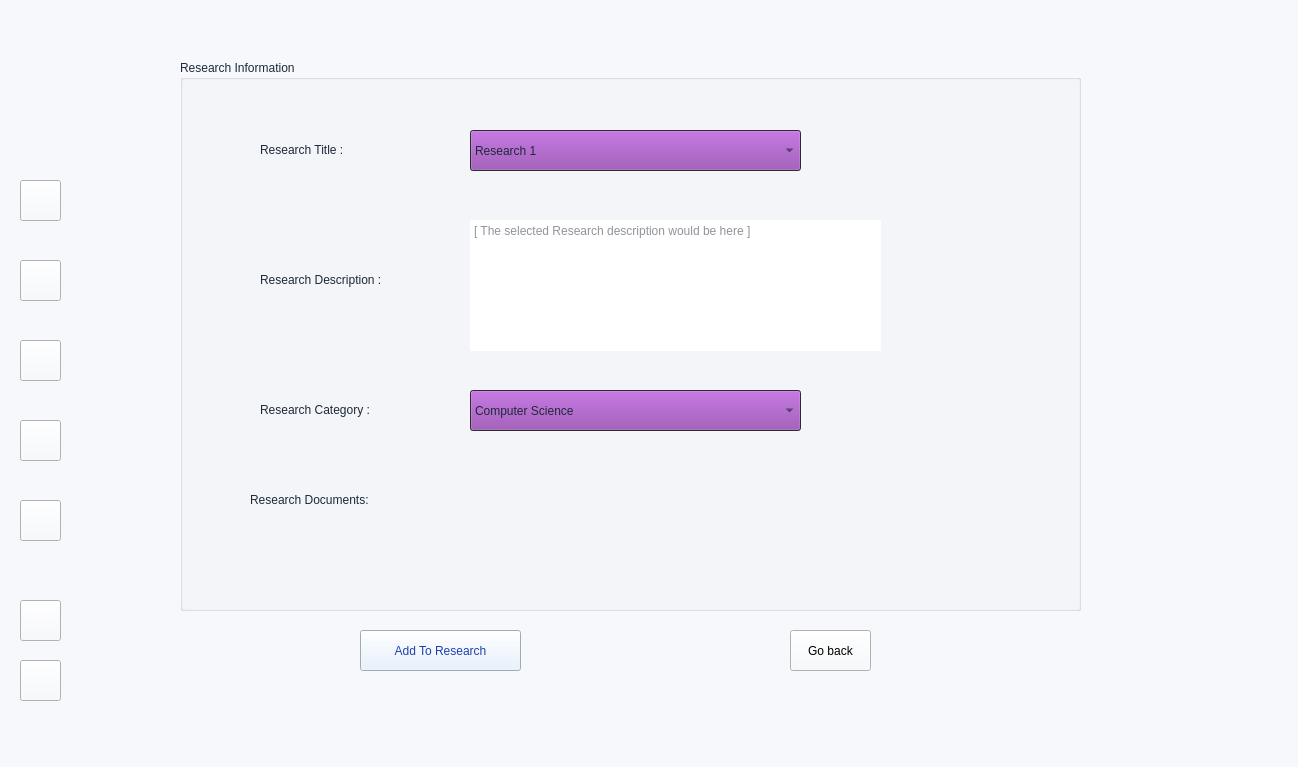
Old version of the form mainwindow.ui in the repository Confused-Guy/Smart-research-publication-management.
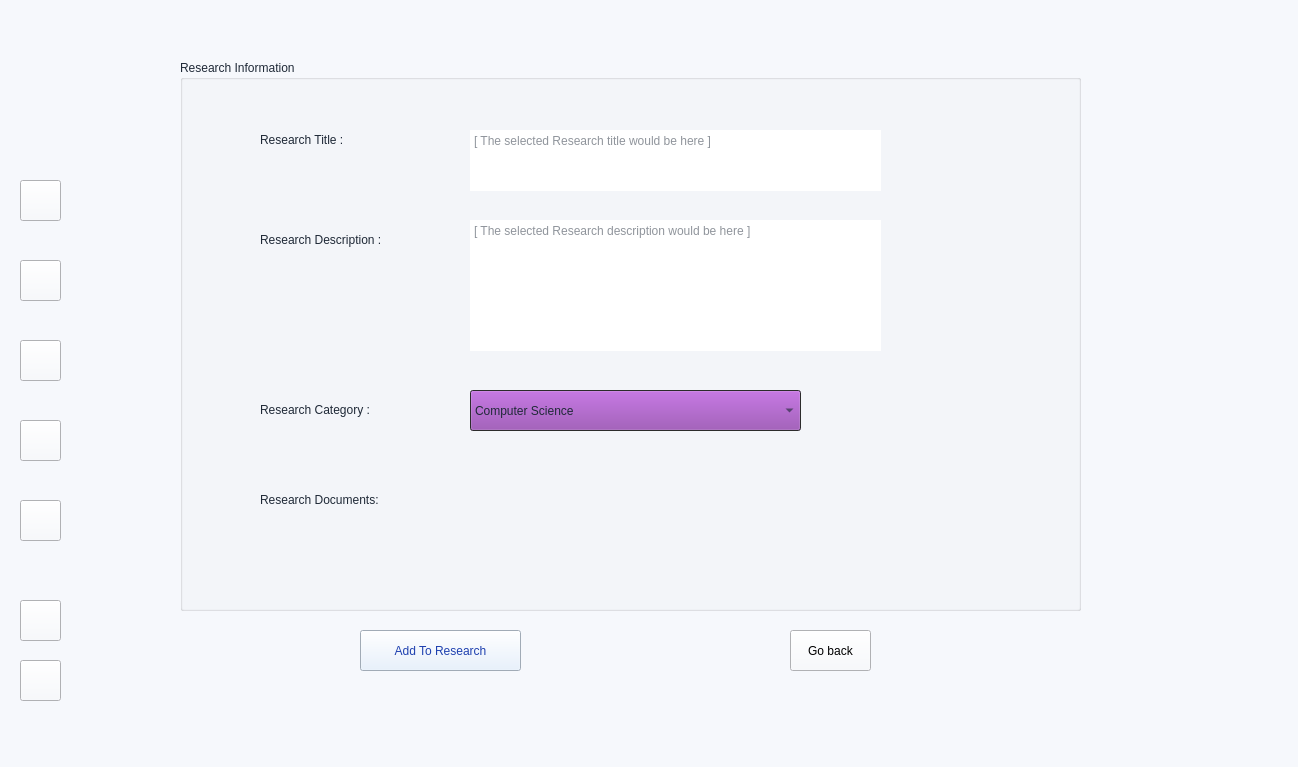
New version of the form. The open tabs and pages were chosen to show the change. Icons and pictures are not drawn.

What changed in the file:
```diff
--- a/mainwindow.ui
+++ b/mainwindow.ui
@@ -10256,7 +10256,7 @@
        <property name="geometry">
         <rect>
          <x>80</x>
-         <y>80</y>
+         <y>70</y>
          <width>131</width>
          <height>19</height>
         </rect>
@@ -10269,7 +10269,7 @@
        <property name="geometry">
         <rect>
          <x>80</x>
-         <y>210</y>
+         <y>170</y>
          <width>171</width>
          <height>19</height>
         </rect>
@@ -10281,7 +10281,7 @@
       <widget class="QLabel" name="label_20">
        <property name="geometry">
         <rect>
-         <x>70</x>
+         <x>80</x>
          <y>430</y>
          <width>211</width>
          <height>19</height>
@@ -10329,30 +10329,27 @@
         </property>
        </item>
       </widget>
-      <widget class="QComboBox" name="comboBox_2">
+      <widget class="QTextEdit" name="textEdit_6">
        <property name="geometry">
         <rect>
          <x>290</x>
          <y>70</y>
-         <width>331</width>
-         <height>41</height>
+         <width>411</width>
+         <height>61</height>
         </rect>
        </property>
-       <item>
-        <property name="text">
-         <string>Research 1</string>
-        </property>
-       </item>
-       <item>
-        <property name="text">
-         <string>Research 2</string>
-        </property>
-       </item>
-       <item>
-        <property name="text">
-         <string>Research 3</string>
-        </property>
-       </item>
+       <property name="cursor" stdset="0">
+        <cursorShape>IBeamCursor</cursorShape>
+       </property>
+       <property name="frameShape">
+        <enum>QFrame::Shape::NoFrame</enum>
+       </property>
+       <property name="lineWidth">
+        <number>9</number>
+       </property>
+       <property name="placeholderText">
+        <string>[ The selected Research title would be here ]</string>
+       </property>
       </widget>
      </widget>
     </widget>
```
Left out of the diff: 30 changed lines with no effect on the pictures.
